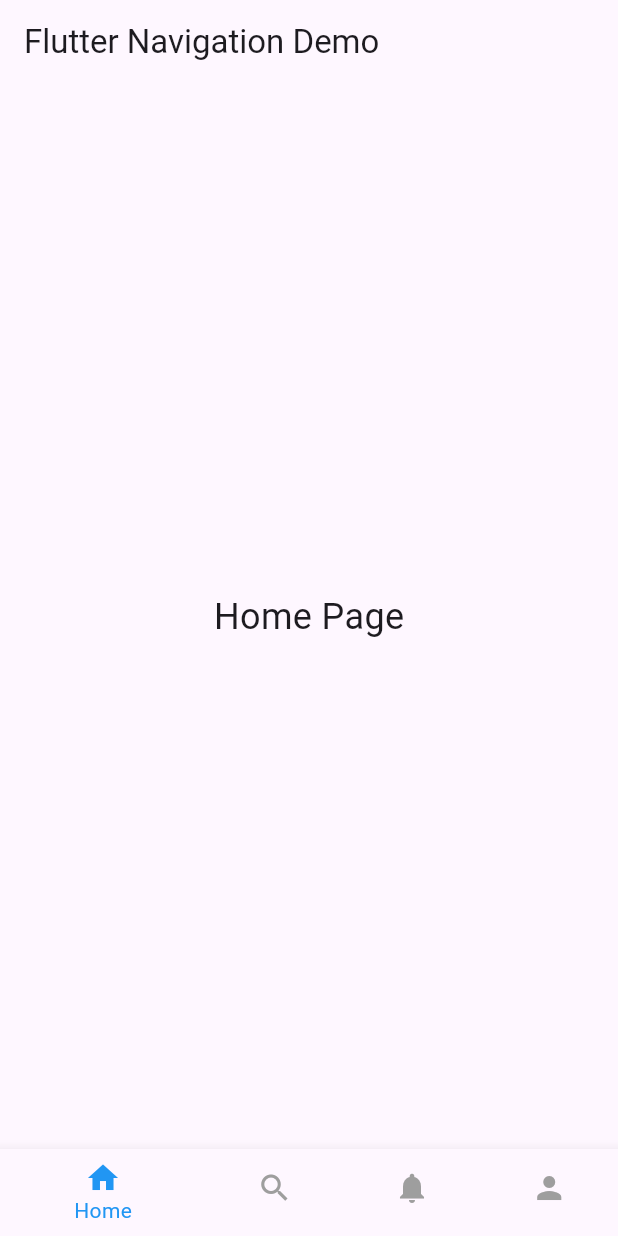
After one commit to AAKKQQJJ/ComaApp_project, a Flutter app: the MyHomePage screen opened directly, on a phone screen of 412 x 824 dp. The commit adds this screen. Run offline on Flutter 3.47's test engine with Material 3 defaults, Android fonts, the phone set to English and light mode, and no system bars; missing offline and left inert: kakao_flutter_sdk_user.

Commit message:
COMMIT HOMESCREEN_ADD

```diff
--- a/lib/main.dart
+++ b/lib/main.dart
@@ -1,3 +1,4 @@
+import 'package:comaapp/screen/homescreen.dart';
 import 'package:comaapp/screen/login_screen.dart';
 import 'package:comaapp/screen/main_screen.dart';
 import 'package:comaapp/screen/mypage_screen.dart';
@@ -22,6 +23,7 @@ class MyApp extends StatelessWidget {
         '/login': (context) => LoginScreen(),
         '/main' : (context) => MainScreen(),
         '/mypage' : (context) => MypageScreen(),
+        '/home' : (context) => Homescreen(),
       },
       home: Scaffold(
         appBar: AppBar(
--- a/lib/main_view_model.dart
+++ b/lib/main_view_model.dart
@@ -15,7 +15,7 @@ class MainViewModel {
     if (isLogined) {
       user = await UserApi.instance.me();
       // 네비게이션 처리
-      Navigator.pushNamed(context, '/mypage');
+      Navigator.pushNamed(context, '/home');
     } else {
       ScaffoldMessenger.of(context).showSnackBar(
         SnackBar(
--- /dev/null
+++ b/lib/screen/homescreen.dart
@@ -0,0 +1,77 @@
+import 'package:flutter/material.dart';
+
+class Homescreen extends StatelessWidget {
+  const Homescreen({super.key});
+
+  @override
+  Widget build(BuildContext context) {
+    return MaterialApp(
+      title: 'Flutter Navigation Demo',
+      theme: ThemeData(
+        colorScheme: ColorScheme.fromSeed(seedColor: Colors.blue),
+        useMaterial3: true,
+      ),
+      home: const MyHomePage(),
+    );
+  }
+}
+
+class MyHomePage extends StatefulWidget {
+  const MyHomePage({super.key});
+
+  @override
+  State<MyHomePage> createState() => _MyHomePageState();
+}
+
+class _MyHomePageState extends State<MyHomePage> {
+  int _selectedIndex = 0;
+
+  // 네 개의 화면을 각각 다른 위젯으로 정의합니다.
+  static const List<Widget> _pages = <Widget>[
+    Center(child: Text('Home Page', style: TextStyle(fontSize: 24))),
+    Center(child: Text('Search Page', style: TextStyle(fontSize: 24))),
+    Center(child: Text('Notifications Page', style: TextStyle(fontSize: 24))),
+    Center(child: Text('Profile Page', style: TextStyle(fontSize: 24))),
+  ];
+
+  // 네비게이션 아이템이 선택될 때 호출됩니다.
+  void _onItemTapped(int index) {
+    setState(() {
+      _selectedIndex = index;
+    });
+  }
+
+  @override
+  Widget build(BuildContext context) {
+    return Scaffold(
+      appBar: AppBar(
+        title: const Text('Flutter Navigation Demo'),
+      ),
+      body: _pages[_selectedIndex], // 선택된 페이지를 표시합니다.
+      bottomNavigationBar: BottomNavigationBar(
+        items: const <BottomNavigationBarItem>[
+          BottomNavigationBarItem(
+            icon: Icon(Icons.home),
+            label: 'Home',
+          ),
+          BottomNavigationBarItem(
+            icon: Icon(Icons.search),
+            label: 'Search',
+          ),
+          BottomNavigationBarItem(
+            icon: Icon(Icons.notifications),
+            label: 'Notifications',
+          ),
+          BottomNavigationBarItem(
+            icon: Icon(Icons.person),
+            label: 'Profile',
+          ),
+        ],
+        currentIndex: _selectedIndex,
+        selectedItemColor: Colors.blue,
+        unselectedItemColor: Colors.grey,
+        onTap: _onItemTapped,
+      ),
+    );
+  }
+}
--- a/pubspec.yaml
+++ b/pubspec.yaml
@@ -5,7 +5,7 @@ description: "Coma application"
 publish_to: 'none' # Remove this line if you wish to publish to pub.dev
 
 # The following defines the version and build number for your application.
-# A version number is three numbers separated by dots, like 1.2.43
+# A version number is three numbers separated by dots, like 1.2.43flutter
 # followed by an optional build number separated by a +.
 # Both the version and the builder number may be overridden in flutter
 # build by specifying --build-name and --build-number, respectively.
```
Also changed, not shown: pubspec.lock, 2 other files.
